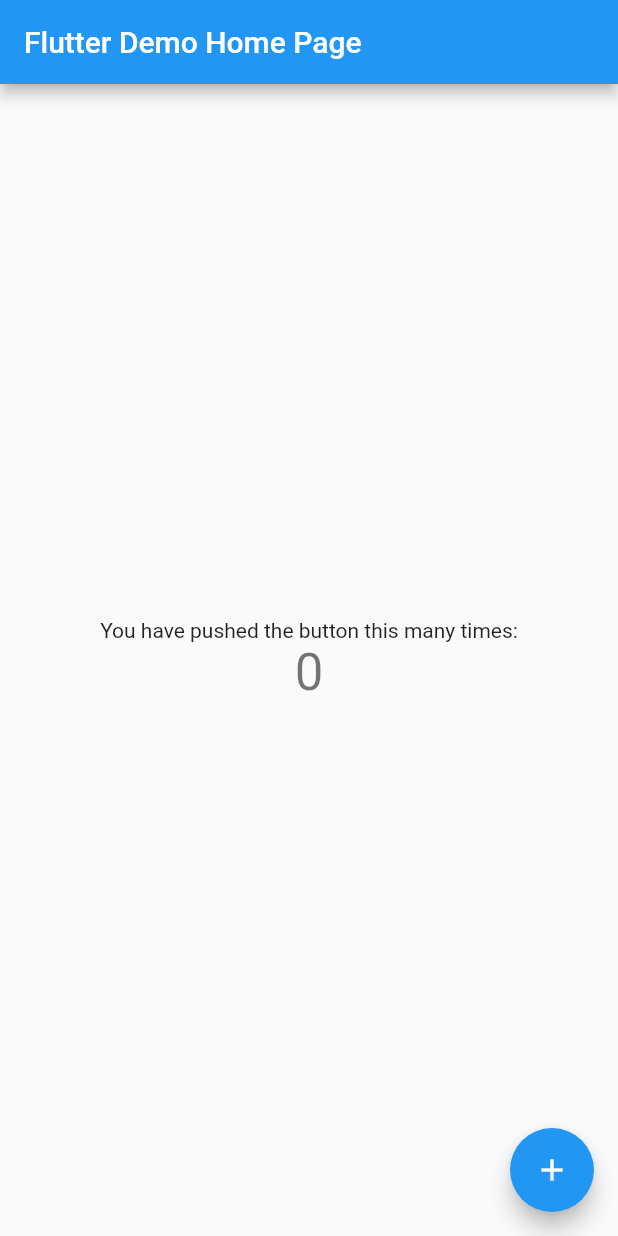
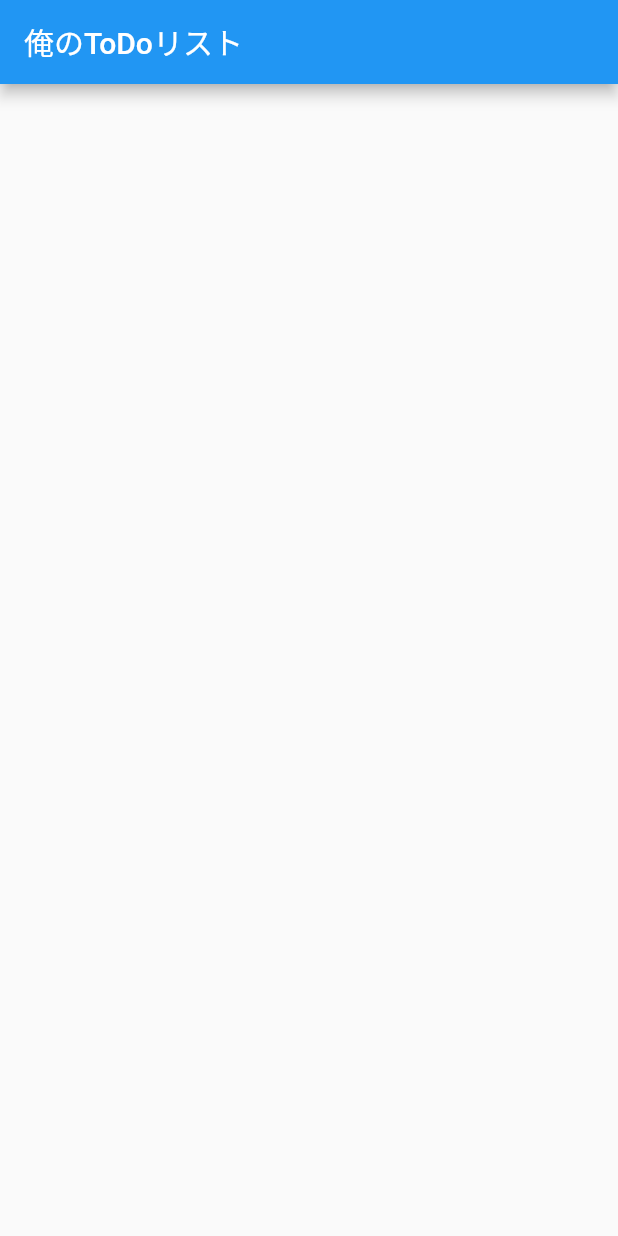
Before and after one commit to kawano-020/flutter_todo, a Flutter app: the screen it shows after launch, on a phone screen of 412 x 824 dp. Run offline on Flutter 3.47's test engine with Material 2 defaults, Android fonts, the phone set to English and light mode, and no system bars.

```diff
--- a/flutter_todo/lib/main.dart
+++ b/flutter_todo/lib/main.dart
@@ -15,7 +15,7 @@ class MyApp extends StatelessWidget {
 
         visualDensity: VisualDensity.adaptivePlatformDensity,
       ),
-      home: MyHomePage(title: 'Flutter Demo Home Page'),
+      home: MyHomePage(title: '俺のToDoリスト'),
     );
   }
 }
@@ -48,20 +48,8 @@ class _MyHomePageState extends State<MyHomePage> {
         child: Column(
           mainAxisAlignment: MainAxisAlignment.center,
           children: <Widget>[
-            Text(
-              'You have pushed the button this many times:',
-            ),
-            Text(
-              '$_counter',
-              style: Theme.of(context).textTheme.headline4,
-            ),
           ],
         ),
-      ),
-      floatingActionButton: FloatingActionButton(
-        onPressed: _incrementCounter,
-        tooltip: 'Increment',
-        child: Icon(Icons.add),
       ),
     );
   }
```
